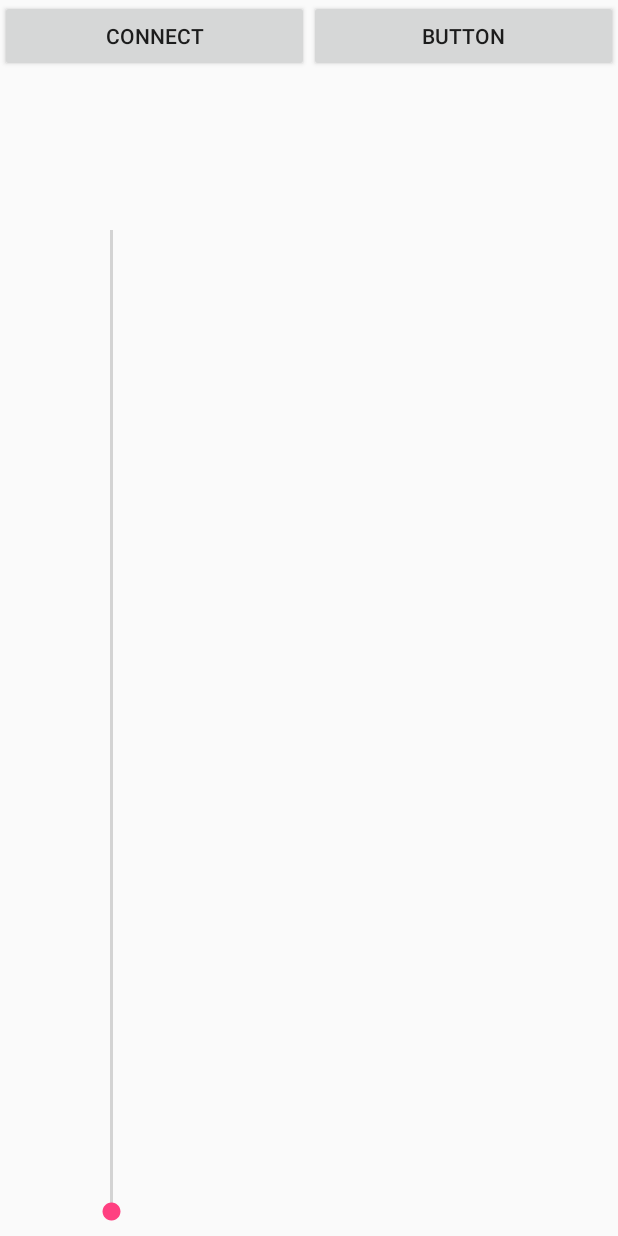
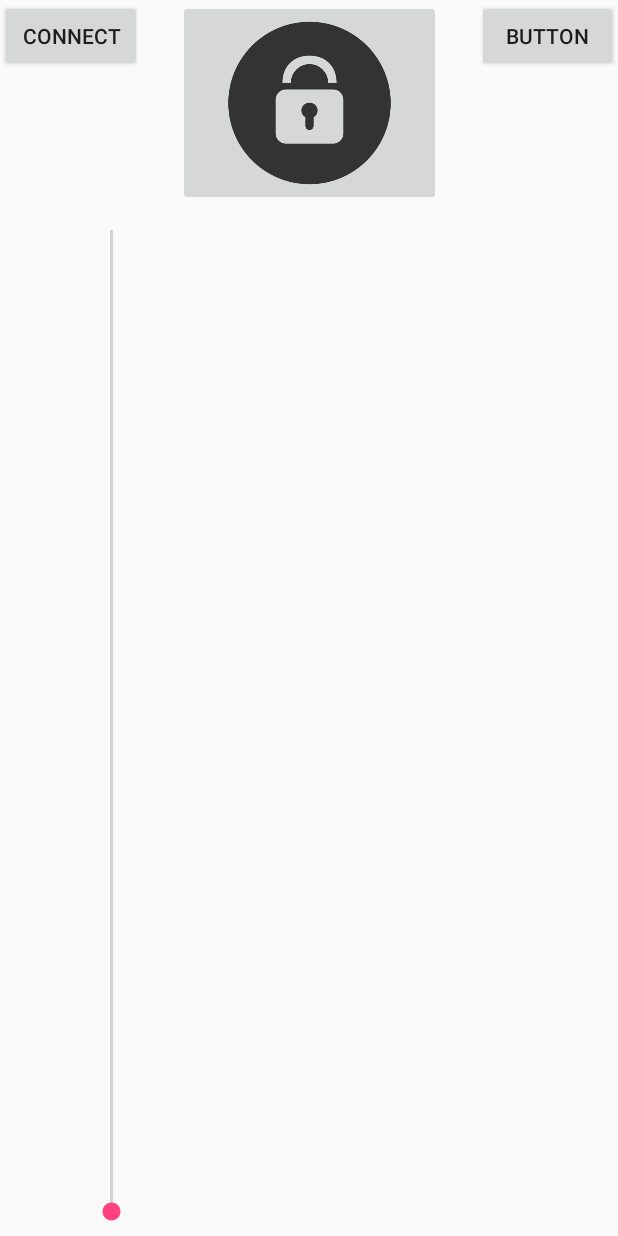
Before and after one commit to iron-kang/Android, an Android app: the layout activity_main.xml on its own in the app's theme, with its tools: preview values and no code run, on a phone screen of 412 x 824 dp. Run offline under Robolectric (Android 15) with nearby library versions, the phone set to English and light mode, and no system bars.

Commit message:
modify layout

```diff
--- a/UAV205/app/src/main/res/layout/activity_main.xml
+++ b/UAV205/app/src/main/res/layout/activity_main.xml
@@ -19,7 +19,7 @@
 
             <Button
                 android:id="@+id/btn_connect"
-                android:layout_width="match_parent"
+                android:layout_width="wrap_content"
                 android:layout_height="wrap_content"
                 android:layout_weight="1"
                 android:onClick="connect"
@@ -27,9 +27,26 @@
                 tools:layout_editor_absoluteX="175dp"
                 tools:layout_editor_absoluteY="4dp" />
 
+            <Space
+                android:layout_width="wrap_content"
+                android:layout_height="wrap_content"
+                android:layout_weight="4" />
+
+            <ImageButton
+                android:layout_width="169dp"
+                android:layout_height="wrap_content"
+                android:layout_weight="1"
+                android:scaleType="fitCenter"
+                app:srcCompat="@drawable/lock" />
+
+            <Space
+                android:layout_width="wrap_content"
+                android:layout_height="wrap_content"
+                android:layout_weight="4" />
+
             <Button
                 android:id="@+id/button"
-                android:layout_width="match_parent"
+                android:layout_width="wrap_content"
                 android:layout_height="wrap_content"
                 android:layout_weight="1"
                 android:text="Button" />
```
Also changed, not shown: UAV205/app/src/main/res/drawable/lock.png (added), UAV205/app/src/main/res/drawable/unlock.png (added).
